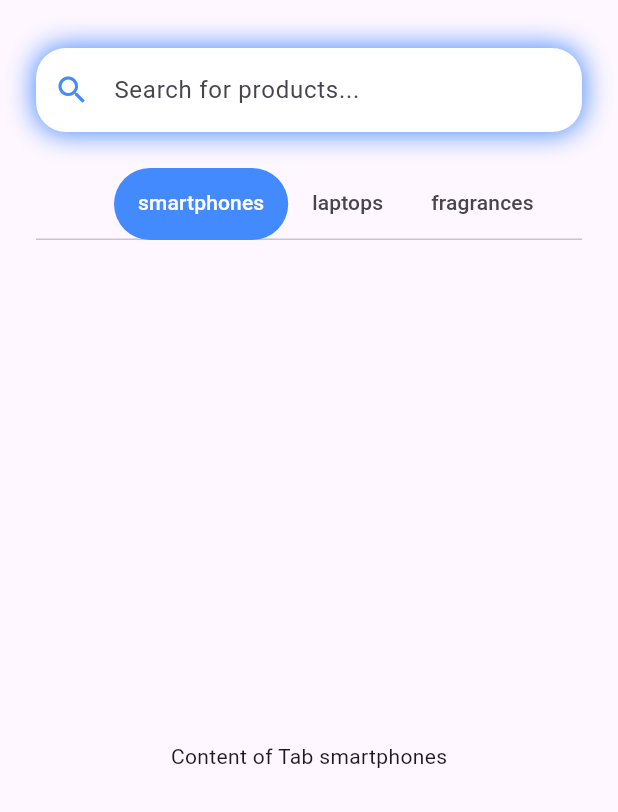
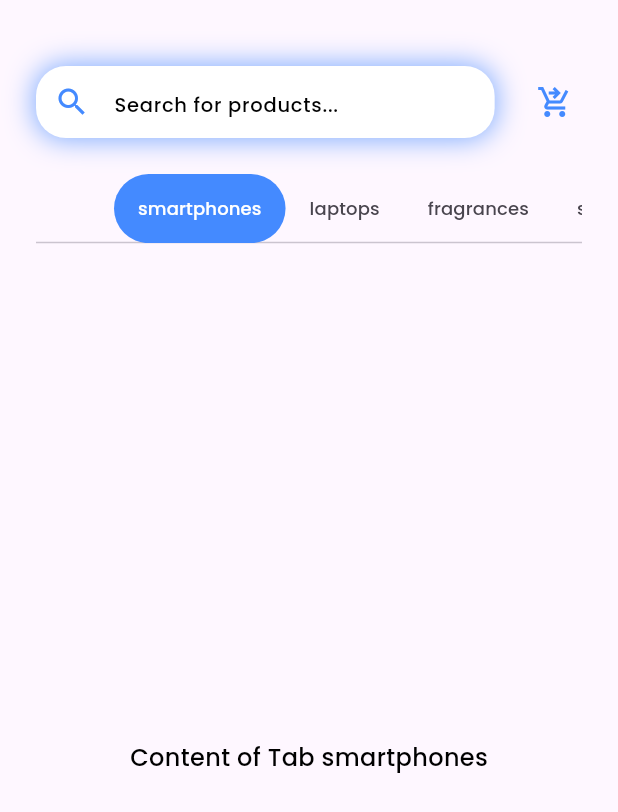
Before and after one commit to ReihanFatilla/ProductApp, a Flutter app: the screen it shows after launch, on a phone screen of 412 x 824 dp. Shown: the top 812 px of the screen. Run offline on Flutter 3.47's test engine with Material 2 defaults, Android fonts, the phone set to English and light mode, and no system bars; our stand-ins replace google_fonts.

Commit message:
[feat](Home): added font and improved ui

```diff
--- a/lib/home/home_page.dart
+++ b/lib/home/home_page.dart
@@ -1,3 +1,4 @@
+import 'package:dio_cubit/utils/style_manager.dart';
 import 'package:flutter/material.dart';
 
 class HomePage extends StatelessWidget {
@@ -32,17 +33,16 @@ class HomePage extends StatelessWidget {
       length: listTabs.length,
       child: Scaffold(
         body: Padding(
-          padding: const EdgeInsets.only(left: 24, top: 32, right: 24),
+          padding: const EdgeInsets.only(left: 24, top: 44, right: 24),
           child: Column(
             crossAxisAlignment: CrossAxisAlignment.start,
-
             children: [
               buildSearchBar(),
-              SizedBox(height: 24,),
-
+              SizedBox(
+                height: 24,
+              ),
               buildTabBar(listTabs),
               SizedBox(height: 24),
-
               buildTabBarView(listTabs)
             ],
           ),
@@ -56,7 +56,10 @@ class HomePage extends StatelessWidget {
         child: TabBarView(
             children: listTabs
                 .map((title) => Center(
-                        child: Text('Content of Tab $title')))
+                        child: Text(
+                      'Content of Tab $title',
+                      style: getBlackTextStyle(),
+                    )))
                 .toList()));
   }
 
@@ -64,7 +67,9 @@ class HomePage extends StatelessWidget {
     return TabBar(
       indicatorSize: TabBarIndicatorSize.tab,
       labelColor: Colors.white,
+      labelStyle: getBlackTextStyle(fontSize: 12),
       isScrollable: true,
+      indicatorWeight: 0.1,
       indicator: BoxDecoration(
         borderRadius: BorderRadius.circular(50),
         color: Colors.blueAccent,
@@ -73,27 +78,41 @@ class HomePage extends StatelessWidget {
     );
   }
 
-  Column buildSearchBar() {
-    return Column(
+  Row buildSearchBar() {
+    return Row(
+      mainAxisAlignment: MainAxisAlignment.spaceBetween,
       children: [
-        Container(
-          decoration: const BoxDecoration(boxShadow: [
-            BoxShadow(color: Colors.blueAccent, spreadRadius: 1, blurRadius: 15)
+        Expanded(
+          flex: 8,
+          child: Container(
+            height: 48,
+            decoration: BoxDecoration(boxShadow: [
+              BoxShadow(
+                  color: Colors.blueAccent.withOpacity(0.7), spreadRadius: 1, blurRadius: 15)
             ], borderRadius: BorderRadius.all(Radius.circular(20.0))),
-          child: const TextField(
+            child: TextField(
               decoration: InputDecoration(
                 hintText: "Search for products...",
+                hintStyle: getBlackTextStyle(fontSize: 13),
                 prefixIconColor: Colors.blueAccent,
                 fillColor: Colors.white,
                 filled: true,
-              prefixIcon: Icon(Icons.search),
-              border: OutlineInputBorder(
+                prefixIcon: const Icon(Icons.search),
+                border: const OutlineInputBorder(
                   borderSide: BorderSide.none,
                   borderRadius: BorderRadius.all(Radius.circular(20.0)),
                 ),
               ),
             ),
           ),
+        ),
+        SizedBox(width: 20,),
+        Expanded(
+            flex: 1,
+            child: IconButton(
+              icon: Icon(Icons.shopping_cart_checkout, color: Colors.blueAccent,),
+              onPressed: () {},
+            ))
       ],
     );
   }
--- a/pubspec.yaml
+++ b/pubspec.yaml
@@ -35,6 +35,7 @@ dependencies:
   # The following adds the Cupertino Icons font to your application.
   # Use with the CupertinoIcons class for iOS style icons.
   cupertino_icons: ^1.0.2
+  google_fonts: ^5.1.0
 
 dev_dependencies:
   flutter_test:
```
Also changed, not shown: lib/utils/style_manager.dart (added, +49 -0 lines), pubspec.lock, 2 other files. Lines whose indentation alone changed are shown as unchanged.
